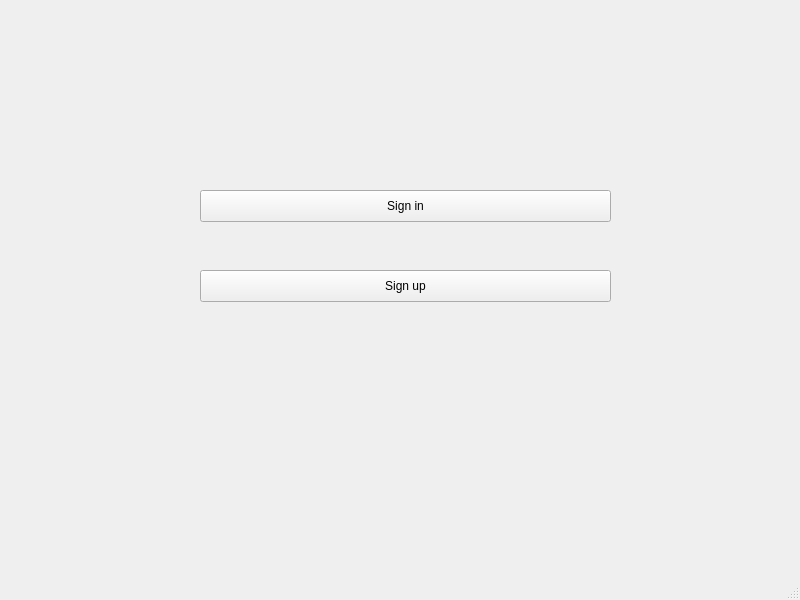
The window that project/lab6/mainwindow.ui (aneroid11/Databases) describes before a commit, drawn with Qt 5.
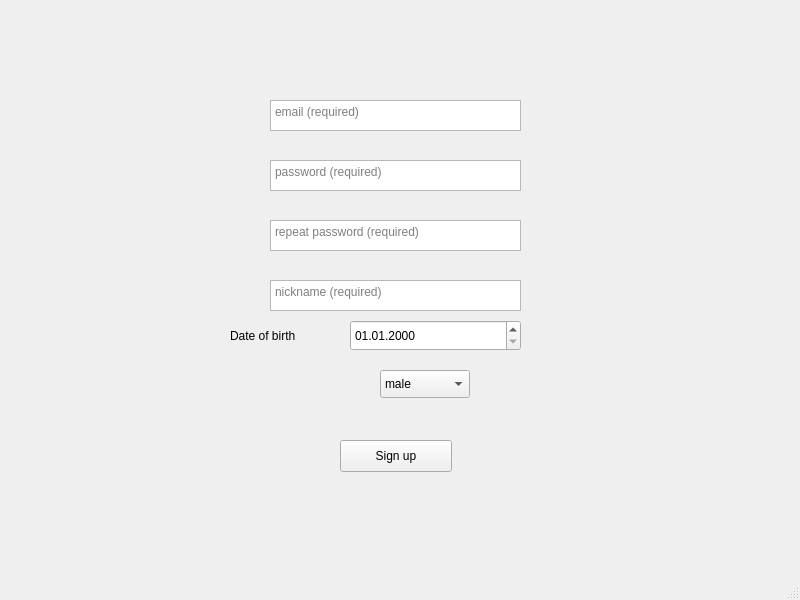
The same window after the commit.

Commit message: creating the sign up form

```diff
--- a/project/lab6/mainwindow.ui
+++ b/project/lab6/mainwindow.ui
@@ -35,6 +35,9 @@
       <height>600</height>
      </rect>
     </property>
+    <property name="currentIndex">
+     <number>2</number>
+    </property>
     <widget class="QWidget" name="startingPage">
      <widget class="QPushButton" name="signUpButton">
       <property name="geometry">
@@ -104,6 +107,124 @@
       </property>
      </widget>
     </widget>
+    <widget class="QWidget" name="signUpPage">
+     <widget class="QPushButton" name="pushButton">
+      <property name="geometry">
+       <rect>
+        <x>340</x>
+        <y>440</y>
+        <width>112</width>
+        <height>32</height>
+       </rect>
+      </property>
+      <property name="text">
+       <string>Sign up</string>
+      </property>
+     </widget>
+     <widget class="QTextEdit" name="textEdit">
+      <property name="geometry">
+       <rect>
+        <x>270</x>
+        <y>100</y>
+        <width>251</width>
+        <height>31</height>
+       </rect>
+      </property>
+      <property name="placeholderText">
+       <string>email (required)</string>
+      </property>
+     </widget>
+     <widget class="QTextEdit" name="textEdit_2">
+      <property name="geometry">
+       <rect>
+        <x>270</x>
+        <y>160</y>
+        <width>251</width>
+        <height>31</height>
+       </rect>
+      </property>
+      <property name="placeholderText">
+       <string>password (required)</string>
+      </property>
+     </widget>
+     <widget class="QTextEdit" name="textEdit_3">
+      <property name="geometry">
+       <rect>
+        <x>270</x>
+        <y>220</y>
+        <width>251</width>
+        <height>31</height>
+       </rect>
+      </property>
+      <property name="placeholderText">
+       <string>repeat password (required)</string>
+      </property>
+     </widget>
+     <widget class="QTextEdit" name="textEdit_4">
+      <property name="geometry">
+       <rect>
+        <x>270</x>
+        <y>280</y>
+        <width>251</width>
+        <height>31</height>
+       </rect>
+      </property>
+      <property name="placeholderText">
+       <string>nickname (required)</string>
+      </property>
+     </widget>
+     <widget class="QDateEdit" name="dateEdit">
+      <property name="geometry">
+       <rect>
+        <x>350</x>
+        <y>320</y>
+        <width>171</width>
+        <height>31</height>
+       </rect>
+      </property>
+      <property name="displayFormat">
+       <string>dd.MM.yyyy</string>
+      </property>
+     </widget>
+     <widget class="QLabel" name="label">
+      <property name="geometry">
+       <rect>
+        <x>230</x>
+        <y>320</y>
+        <width>111</width>
+        <height>31</height>
+       </rect>
+      </property>
+      <property name="text">
+       <string>Date of birth</string>
+      </property>
+     </widget>
+     <widget class="QComboBox" name="comboBox">
+      <property name="geometry">
+       <rect>
+        <x>380</x>
+        <y>370</y>
+        <width>90</width>
+        <height>28</height>
+       </rect>
+      </property>
+      <item>
+       <property name="text">
+        <string>male</string>
+       </property>
+      </item>
+      <item>
+       <property name="text">
+        <string>female</string>
+       </property>
+      </item>
+      <item>
+       <property name="text">
+        <string>other</string>
+       </property>
+      </item>
+     </widget>
+    </widget>
    </widget>
   </widget>
   <widget class="QMenuBar" name="menubar">
```
Left out of the diff: 4 changed lines with no effect on the pictures.
